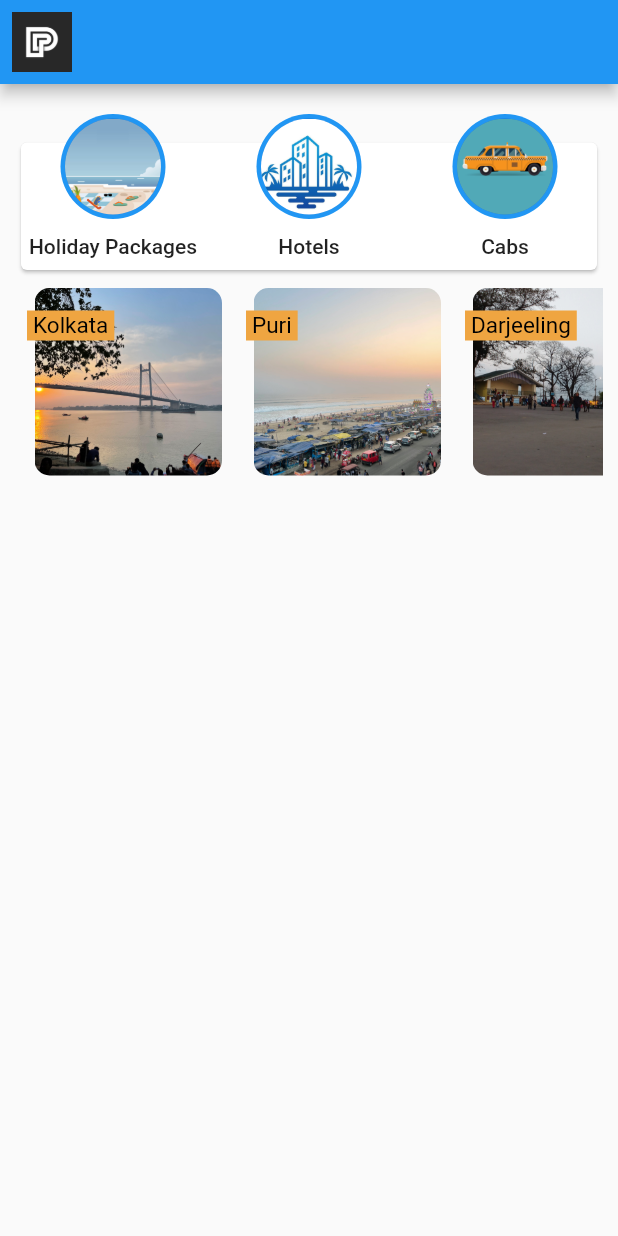
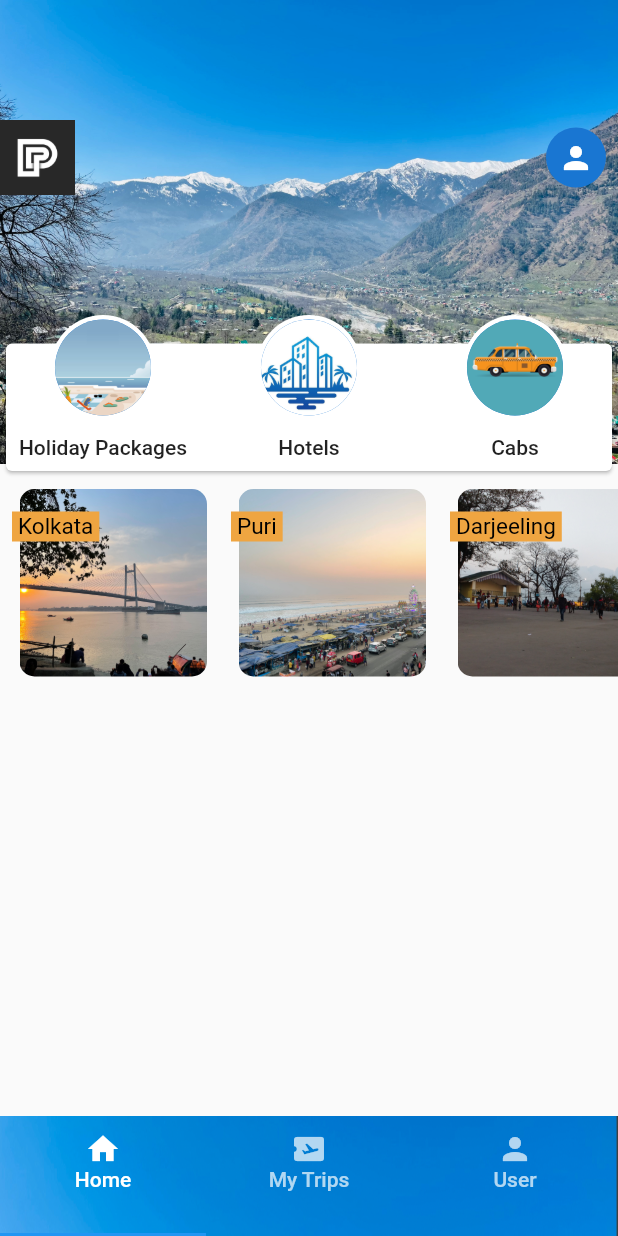
Before and after one commit to Somsubhra92/trip_adviser_dev, a Flutter app: the screen it shows after launch, on a phone screen of 412 x 824 dp. Run offline on Flutter 3.47's test engine with Material 2 defaults, Android fonts, the phone set to English and light mode, and no system bars.

Commit message:
Dashboard screen bottom nav changes commit

```diff
--- a/lib/custom_classes/primary_highlight_item.dart
+++ b/lib/custom_classes/primary_highlight_item.dart
@@ -32,7 +32,7 @@ class _PrimaryHighlightItemsState extends State<PrimaryHighlightItems> {
             radius: 32,
           ),
           radius: 35,
-          backgroundColor: Colors.blue,
+          backgroundColor: Colors.white,
         ),
         SizedBox(
           height: 10,
--- a/lib/custom_classes/primary_highlight_section.dart
+++ b/lib/custom_classes/primary_highlight_section.dart
@@ -16,7 +16,30 @@ class _PrimaryHighlightSectionState extends State<PrimaryHighlightSection> {
     return Container(
       child: Stack(
         children: [
+          Image.asset("images/background_img.jpeg"),
           Container(
+            margin: EdgeInsets.only(top: 80),
+            child: Row(
+              mainAxisAlignment: MainAxisAlignment.spaceBetween,
+              children: [
+                Image.asset(
+                  "images/app_logo.png",
+                  height: 50,
+                  width: 50,
+                ),
+                // SizedBox(width: 325,),
+                Padding(
+                  padding: const EdgeInsets.only(right: 8.0),
+                  child: CircleAvatar(
+                    child: Icon(Icons.person),
+                  ),
+                )
+              ],
+            ),
+          ),
+          Padding(
+            padding: const EdgeInsets.only(top: 200.0),
+            child: Container(
               child: Card(
                 child: SizedBox(
                   height: 85,
@@ -26,7 +49,10 @@ class _PrimaryHighlightSectionState extends State<PrimaryHighlightSection> {
               ),
               margin: EdgeInsets.only(top: 25.0),
             ),
-        Row(
+          ),
+          Padding(
+            padding: const EdgeInsets.only(top: 200.0),
+            child: Row(
               children: [
                 Expanded(
                   child: PrimaryHighlightItems(
@@ -48,7 +74,9 @@ class _PrimaryHighlightSectionState extends State<PrimaryHighlightSection> {
                 )
               ],
             ),
+          ),
         ],
-    ));
+      ),
+    );
   }
 }
--- a/lib/dashboard_page.dart
+++ b/lib/dashboard_page.dart
@@ -12,24 +12,102 @@ class DashboardPage extends StatefulWidget {
 class _DashboardPageState extends State<DashboardPage> {
   @override
   Widget build(BuildContext context) {
-    return Container(
+    return DefaultTabController(
+      length: 3,
       child: Scaffold(
-        appBar: AppBar(
-          leading: Padding(
-            padding: const EdgeInsets.all(8.0),
-            child: Image.asset("images/app_logo.png"),
-          ),
+        bottomSheet: Stack(
+          children: [
+            Image.asset("images/nav_background.png", height: 80, fit: BoxFit.fill,),
+            Container(
+              child: TabBar(
+                tabs: [
+                  BottomNavButton(
+                    icName: Icon(Icons.home),
+                    title: "Home",
+                  ),
+                  BottomNavButton(
+                    icName: Icon(Icons.airplane_ticket),
+                    title: "My Trips",
+                  ),
+                  BottomNavButton(
+                    icName: Icon(Icons.person),
+                    title: "User",
+                  )
+                ],
+              ),
+              height: 80,
+            ),
+          ],
         ),
-        body: Padding(
-          padding: const EdgeInsets.all(10.0),
-          child: Column(
-            children: [
-              PrimaryHighlightSection(),
-              RecommendedSection()
-            ],
-          ),
+        body: TabBarView(
+          children: [
+            HomePage(),
+            Icon(Icons.trip_origin),
+            Icon(Icons.ice_skating)
+          ],
         ),
       ),
     );
+    // return Container(
+    //   child: Scaffold(
+    //     body: Column(
+    //       children: [
+    //         PrimaryHighlightSection(),
+    //         RecommendedSection()
+    //       ],
+    //     ),
+    //   ),
+    // );
   }
 }
+
+class HomePage extends StatefulWidget {
+  const HomePage({Key? key}) : super(key: key);
+
+  @override
+  State<HomePage> createState() => _HomePageState();
+}
+
+class _HomePageState extends State<HomePage> {
+  @override
+  Widget build(BuildContext context) {
+    return Column(
+      children: [
+        PrimaryHighlightSection(),
+        RecommendedSection(),
+      ],
+    );
+  }
+}
+
+class BottomNavButton extends StatefulWidget {
+  const BottomNavButton({Key? key, required this.icName, required this.title})
+      : super(key: key);
+
+  final Icon icName;
+  final String title;
+
+  @override
+  State<BottomNavButton> createState() =>
+      _BottomNavButtonState(icName: this.icName, title: this.title);
+}
+
+class _BottomNavButtonState extends State<BottomNavButton> {
+  _BottomNavButtonState({required this.icName, required this.title});
+
+  Icon icName;
+  String title;
+
+  @override
+  Widget build(BuildContext context) {
+    return Container(
+      child: Column(
+        children: [
+          this.icName,
+          Text(this.title),
+        ],
+      ),
+      margin: EdgeInsets.only(top: 10),
+    );
+  }
+}
```
Also changed, not shown: images/background_img.jpeg (added), images/nav_background.png (added). Lines whose indentation alone changed are shown as unchanged.
